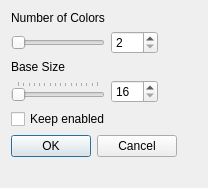
Above: src/airunner/pyqt/pixel_art.ui from Capsize-Games/airunner before the change. Below: the same form after it.
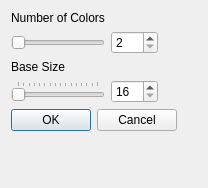
That is the form after the change.

```diff
--- a/src/airunner/pyqt/pixel_art.ui
+++ b/src/airunner/pyqt/pixel_art.ui
@@ -108,13 +108,6 @@
     </layout>
    </item>
    <item row="1" column="0">
-    <widget class="QCheckBox" name="enabled">
-     <property name="text">
-      <string>Keep enabled</string>
-     </property>
-    </widget>
-   </item>
-   <item row="2" column="0">
     <widget class="QDialogButtonBox" name="buttonBox">
      <property name="orientation">
       <enum>Qt::Horizontal</enum>
```
